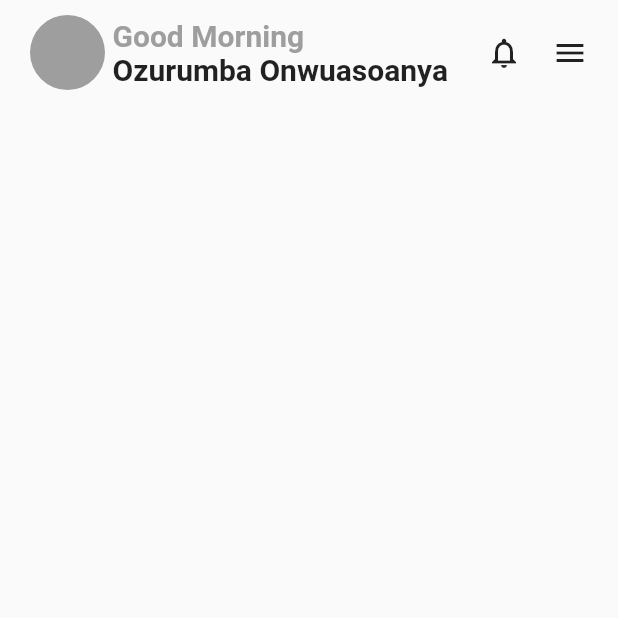
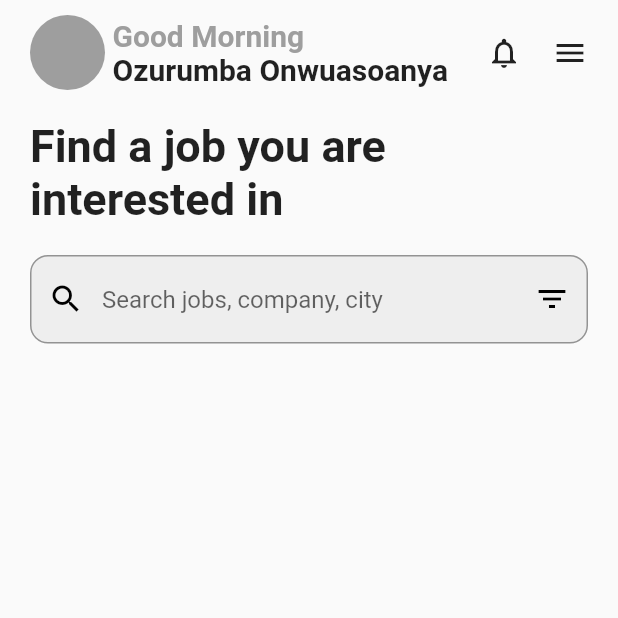
Before and after one commit to Ozurumba007/Job-Finder-App, a Flutter app: the HomeScreen screen opened directly, on a phone screen of 412 x 824 dp, the top half of it. Run offline on Flutter 3.47's test engine with Material 2 defaults, Android fonts, the phone set to English and light mode, and no system bars.

Commit message:
added a headline text \ added a textfield widget to the home_screen \ added a prefix icon and a suffix icon \ added a hint text to the textfield

```diff
--- a/lib/screens/home_screen.dart
+++ b/lib/screens/home_screen.dart
@@ -11,17 +11,53 @@ class HomeScreen extends StatefulWidget {
 class _HomeScreenState extends State<HomeScreen> {
   @override
   Widget build(BuildContext context) {
-    return const Scaffold(
+    return Scaffold(
       // backgroundColor: Colors.white,
       body: SafeArea(
         child: Padding(
           padding: EdgeInsets.symmetric(horizontal: 20.0),
           child: Column(
+            crossAxisAlignment: CrossAxisAlignment.start,
             children: [
               SizedBox(height: 10),
 
               // Custom app bar
               CustomAppBar(),
+
+              SizedBox(height: 20),
+              // Headline Text
+              Text(
+                'Find a job you are\ninterested in',
+                style: TextStyle(
+                  fontSize: 30,
+                  fontWeight: FontWeight.bold,
+                ),
+              ),
+              SizedBox(height: 20),
+              Container(
+                decoration: BoxDecoration(
+                  borderRadius: BorderRadius.circular(12),
+                  color: Colors.grey[200],
+                ),
+                child: const TextField(
+                  decoration: InputDecoration(
+                    prefixIcon: Icon(
+                      Icons.search,
+                      color: Colors.black,
+                    ),
+                    suffixIcon: Icon(
+                      Icons.filter_list,
+                      color: Colors.black,
+                    ),
+                    hintText: 'Search jobs, company, city ',
+                    border: OutlineInputBorder(
+                      borderRadius: BorderRadius.all(
+                        Radius.circular(12),
+                      ),
+                    ),
+                  ),
+                ),
+              ),
             ],
           ),
         ),
```
